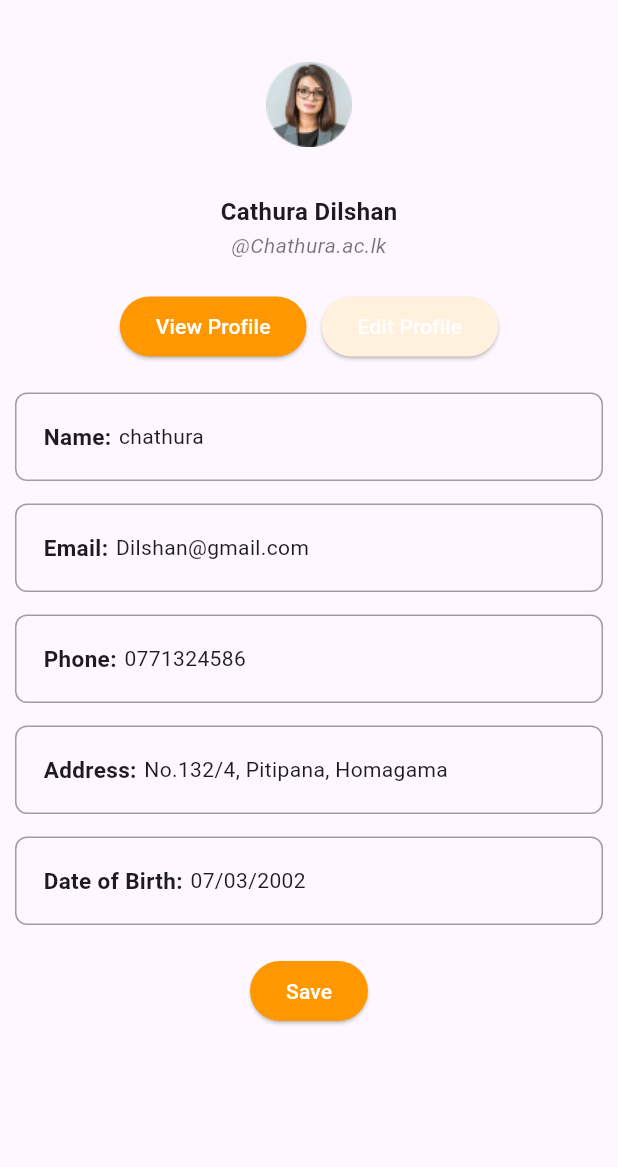
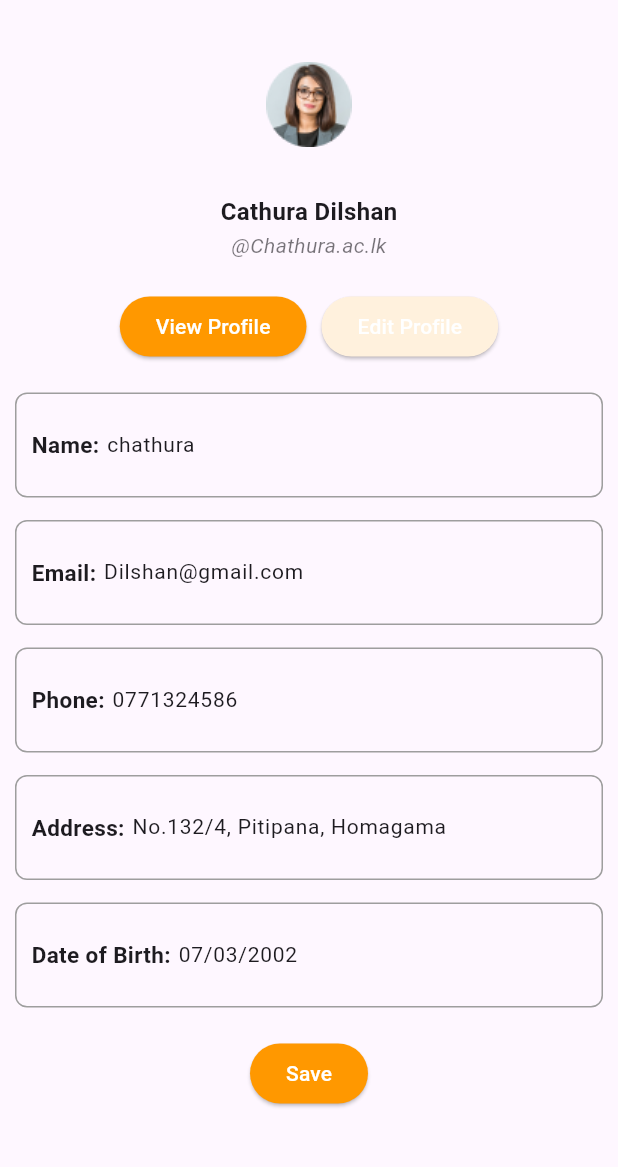
Before and after one commit to ssgamage/foodapp, a Flutter app: the UserProfileView screen opened directly, after a tap on "Edit Profile", on a phone screen of 412 x 824 dp, the part 62-1229 px from its top. Run offline on Flutter 3.47's test engine with Material 3 defaults, Android fonts, the phone set to English and light mode, and no system bars; our stand-ins replace cloud_firestore, firebase_auth, firebase_core; accounts and stored records are empty.

Commit message:
done some changes

```diff
--- a/lib/pages/userFlow/homeFlow/more_details_page.dart
+++ b/lib/pages/userFlow/homeFlow/more_details_page.dart
@@ -20,7 +20,7 @@ class _ShopMoreDetailsState extends State<ShopMoreDetails> {
             Navigator.pop(context);
           },
         ),
-        title: Text('Breakfast Step 3 / 3'),
+        title: Text('Breakfast Step 3/3'),
       ),
       body: Column(
         crossAxisAlignment: CrossAxisAlignment.stretch,
--- a/lib/pages/userFlow/homeFlow/shop_report_page.dart
+++ b/lib/pages/userFlow/homeFlow/shop_report_page.dart
@@ -19,7 +19,7 @@ class _ShopReportPageState extends State<ShopReportPage> {
             Navigator.pop(context);
           },
         ),
-        title: Text('Breakfast Step 3 / 3'),
+        title: Text('Breakfast Step 3/3'),
       ),
       body: Column(
         crossAxisAlignment: CrossAxisAlignment.stretch,
--- a/lib/pages/userFlow/settings/profile_edit_page.dart
+++ b/lib/pages/userFlow/settings/profile_edit_page.dart
@@ -8,6 +8,23 @@ class UserProfileEdit extends StatefulWidget {
 }
 
 class _UserProfileEditState extends State<UserProfileEdit> {
+  TextEditingController _nameController = TextEditingController();
+  TextEditingController _emailController = TextEditingController();
+  TextEditingController _phoneController = TextEditingController();
+  TextEditingController _addressController = TextEditingController();
+  TextEditingController _dobController = TextEditingController();
+
+  @override
+  void initState() {
+    super.initState();
+    // Initialize text controllers with existing data
+    _nameController.text = 'chathura';
+    _emailController.text = 'Dilshan@gmail.com';
+    _phoneController.text = '0771324586';
+    _addressController.text = 'No.132/4, Pitipana, Homagama';
+    _dobController.text = '07/03/2002';
+  }
+
   @override
   Widget build(BuildContext context) {
     return Scaffold(
@@ -101,137 +118,15 @@ class _UserProfileEditState extends State<UserProfileEdit> {
                 Column(
                   crossAxisAlignment: CrossAxisAlignment.start,
                   children: [
-                    Container(
-                      padding: EdgeInsets.all(18.0),
-                      decoration: BoxDecoration(
-                        border: Border.all(color: Colors.grey),
-                        borderRadius: BorderRadius.circular(8.0),
-                      ),
-                      child: Row(
-                        children: [
-                          Text(
-                            'Name:',
-                            style: TextStyle(
-                              fontWeight: FontWeight.bold,
-                              fontSize: 15,
-                            ),
-                          ),
-                          SizedBox(
-                              width: 5), // Add spacing between label and value
-                          Text(
-                            'chathura',
-                            style: TextStyle(
-                              fontSize: 14,
-                            ),
-                          ),
-                        ],
-                      ),
-                    ),
-                    SizedBox(
-                        height: 15), // Add some vertical spacing between fields
-                    Container(
-                      padding: EdgeInsets.all(18.0),
-                      decoration: BoxDecoration(
-                        border: Border.all(color: Colors.grey),
-                        borderRadius: BorderRadius.circular(8.0),
-                      ),
-                      child: Row(
-                        children: [
-                          Text(
-                            'Email:',
-                            style: TextStyle(
-                              fontWeight: FontWeight.bold,
-                              fontSize: 15,
-                            ),
-                          ),
-                          SizedBox(width: 5),
-                          Text(
-                            'Dilshan@gmail.com',
-                            style: TextStyle(
-                              fontSize: 14,
-                            ),
-                          ),
-                        ],
-                      ),
-                    ),
+                    buildEditableField('Name:', _nameController),
                     SizedBox(height: 15),
-                    Container(
-                      padding: EdgeInsets.all(18.0),
-                      decoration: BoxDecoration(
-                        border: Border.all(color: Colors.grey),
-                        borderRadius: BorderRadius.circular(8.0),
-                      ),
-                      child: Row(
-                        children: [
-                          Text(
-                            'Phone:',
-                            style: TextStyle(
-                              fontWeight: FontWeight.bold,
-                              fontSize: 15,
-                            ),
-                          ),
-                          SizedBox(width: 5),
-                          Text(
-                            '0771324586',
-                            style: TextStyle(
-                              fontSize: 14,
-                            ),
-                          ),
-                        ],
-                      ),
-                    ),
+                    buildEditableField('Email:', _emailController),
                     SizedBox(height: 15),
-                    Container(
-                      padding: EdgeInsets.all(18.0),
-                      decoration: BoxDecoration(
-                        border: Border.all(color: Colors.grey),
-                        borderRadius: BorderRadius.circular(8.0),
-                      ),
-                      child: Row(
-                        children: [
-                          Text(
-                            'Address:',
-                            style: TextStyle(
-                              fontWeight: FontWeight.bold,
-                              fontSize: 15,
-                            ),
-                          ),
-                          SizedBox(width: 5),
-                          Text(
-                            'No.132/4, Pitipana, Homagama',
-                            style: TextStyle(
-                              fontSize: 14,
-                            ),
-                          ),
-                        ],
-                      ),
-                    ),
+                    buildEditableField('Phone:', _phoneController),
                     SizedBox(height: 15),
-                    Container(
-                      padding: EdgeInsets.all(18.0),
-                      decoration: BoxDecoration(
-                        border: Border.all(color: Colors.grey),
-                        borderRadius: BorderRadius.circular(8.0),
-                      ),
-                      child: Row(
-                        children: [
-                          Text(
-                            'Date of Birth:',
-                            style: TextStyle(
-                              fontWeight: FontWeight.bold,
-                              fontSize: 15,
-                            ),
-                          ),
-                          SizedBox(width: 5),
-                          Text(
-                            '07/03/2002',
-                            style: TextStyle(
-                              fontSize: 14,
-                            ),
-                          ),
-                        ],
-                      ),
-                    ),
+                    buildEditableField('Address:', _addressController),
+                    SizedBox(height: 15),
+                    buildEditableField('Date of Birth:', _dobController),
                     SizedBox(height: 20),
                     Align(
                       alignment: Alignment.center,
@@ -248,9 +143,10 @@ class _UserProfileEditState extends State<UserProfileEdit> {
                             foregroundColor: Colors.white),
                         child: const Text('Save'),
                       ),
-                    ), // Add some vertical spacing after the last field
+                    ),
                   ],
                 ),
+                SizedBox(height: 20),
                 Row(
                   mainAxisAlignment: MainAxisAlignment.center,
                 ),
@@ -261,4 +157,35 @@ class _UserProfileEditState extends State<UserProfileEdit> {
       ),
     );
   }
+
+  Widget buildEditableField(String label, TextEditingController controller) {
+    return Container(
+      padding: EdgeInsets.all(10.0),
+      decoration: BoxDecoration(
+        border: Border.all(color: Colors.grey),
+        borderRadius: BorderRadius.circular(8.0),
+      ),
+      child: Row(
+        children: [
+          Text(
+            label,
+            style: TextStyle(
+              fontWeight: FontWeight.bold,
+              fontSize: 15,
+            ),
+          ),
+          SizedBox(width: 5),
+          Expanded(
+            child: TextFormField(
+              controller: controller,
+              style: TextStyle(fontSize: 14),
+              decoration: InputDecoration(
+                border: InputBorder.none,
+              ),
+            ),
+          ),
+        ],
+      ),
+    );
+  }
 }
--- a/lib/pages/userFlow/settings/profile_view_page.dart
+++ b/lib/pages/userFlow/settings/profile_view_page.dart
@@ -116,8 +116,7 @@ class _UserProfileViewState extends State<UserProfileView> {
                               fontSize: 15,
                             ),
                           ),
-                          SizedBox(
-                              width: 5), // Add spacing between label and value
+                          SizedBox(width: 5),
                           Text(
                             'chathura',
                             style: TextStyle(
@@ -127,8 +126,7 @@ class _UserProfileViewState extends State<UserProfileView> {
                         ],
                       ),
                     ),
-                    SizedBox(
-                        height: 15), // Add some vertical spacing between fields
+                    SizedBox(height: 15),
                     Container(
                       padding: EdgeInsets.all(18.0),
                       decoration: BoxDecoration(
@@ -232,9 +230,7 @@ class _UserProfileViewState extends State<UserProfileView> {
                         ],
                       ),
                     ),
-                    SizedBox(
-                        height:
-                            20), // Add some vertical spacing after the last field
+                    SizedBox(height: 20),
                   ],
                 ),
                 Row(
```
